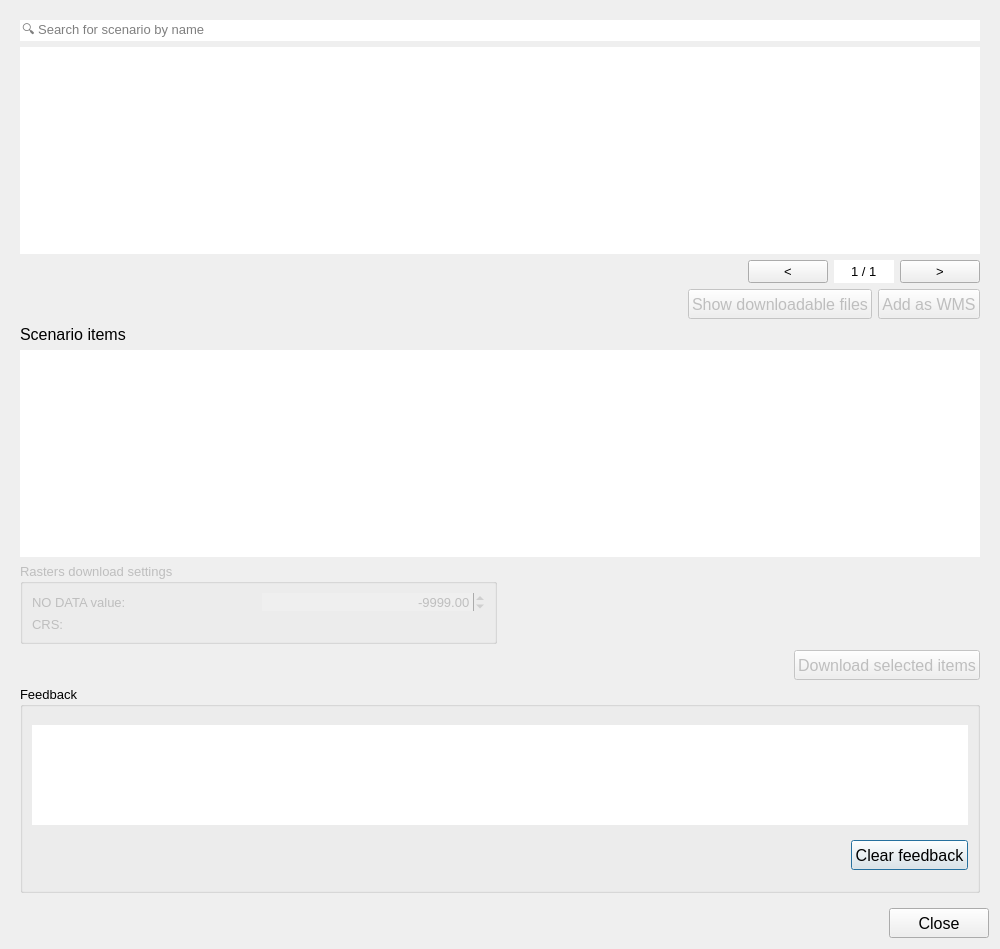
The window that lizard_qgis_plugin/widgets/ui/scenario_archive_browser.ui (nens/lizard-qgis-plugin) describes before a commit, drawn with Qt 5.
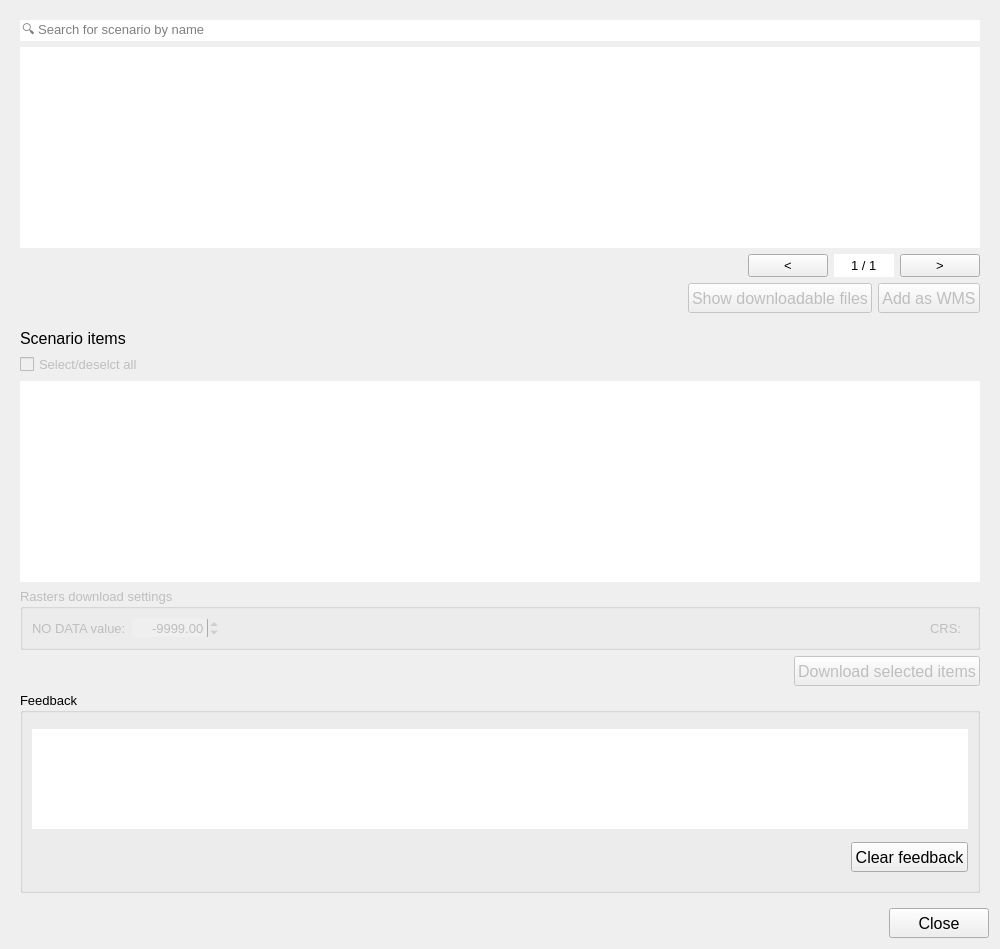
The same window after the commit. Custom widgets are drawn as their Qt base class.

Commit message: Download polishing.

Diff of the .ui file:
```diff
--- a/lizard_qgis_plugin/widgets/ui/scenario_archive_browser.ui
+++ b/lizard_qgis_plugin/widgets/ui/scenario_archive_browser.ui
@@ -34,7 +34,149 @@
       </font>
      </property>
      <layout class="QGridLayout" name="gridLayout_8">
+      <item row="7" column="0" colspan="2">
+       <widget class="QGroupBox" name="grp_raster_settings">
+        <property name="enabled">
+         <bool>false</bool>
+        </property>
+        <property name="font">
+         <font>
+          <family>Segoe UI</family>
+          <pointsize>10</pointsize>
+         </font>
+        </property>
+        <property name="title">
+         <string>Rasters download settings</string>
+        </property>
+        <layout class="QGridLayout" name="gridLayout_3">
+         <item row="0" column="0">
+          <widget class="QLabel" name="label_3">
+           <property name="font">
+            <font>
+             <family>Segoe UI</family>
+             <pointsize>10</pointsize>
+             <italic>false</italic>
+            </font>
+           </property>
+           <property name="text">
+            <string>NO DATA value:</string>
+           </property>
+          </widget>
+         </item>
+         <item row="0" column="1">
+          <widget class="QDoubleSpinBox" name="no_data_sbox">
+           <property name="font">
+            <font>
+             <family>Segoe UI</family>
+             <pointsize>10</pointsize>
+            </font>
+           </property>
+           <property name="frame">
+            <bool>false</bool>
+           </property>
+           <property name="alignment">
+            <set>Qt::AlignRight|Qt::AlignTrailing|Qt::AlignVCenter</set>
+           </property>
+           <property name="minimum">
+            <double>-1000000.000000000000000</double>
+           </property>
+           <property name="maximum">
+            <double>1000000.000000000000000</double>
+           </property>
+           <property name="value">
+            <double>-9999.000000000000000</double>
+           </property>
+          </widget>
+         </item>
+         <item row="0" column="4">
+          <widget class="QgsProjectionSelectionWidget" name="crs_widget">
+           <property name="font">
+            <font>
+             <family>Segoe UI</family>
+             <pointsize>10</pointsize>
+            </font>
+           </property>
+          </widget>
+         </item>
+         <item row="0" column="3">
+          <widget class="QLabel" name="label_4">
+           <property name="font">
+            <font>
+             <family>Segoe UI</family>
+             <pointsize>10</pointsize>
+             <italic>false</italic>
+            </font>
+           </property>
+           <property name="text">
+            <string>CRS:</string>
+           </property>
+          </widget>
+         </item>
+         <item row="0" column="2">
+          <spacer name="horizontalSpacer_3">
+           <property name="orientation">
+            <enum>Qt::Horizontal</enum>
+           </property>
+           <property name="sizeHint" stdset="0">
+            <size>
+             <width>40</width>
+             <height>20</height>
+            </size>
+           </property>
+          </spacer>
+         </item>
+        </layout>
+       </widget>
+      </item>
       <item row="10" column="0" colspan="2">
+       <layout class="QHBoxLayout" name="horizontalLayout_4">
+        <property name="bottomMargin">
+         <number>0</number>
+        </property>
+        <item>
+         <spacer name="horizontalSpacer_9">
+          <property name="orientation">
+           <enum>Qt::Horizontal</enum>
+          </property>
+          <property name="sizeHint" stdset="0">
+           <size>
+            <width>40</width>
+            <height>20</height>
+           </size>
+          </property>
+         </spacer>
+        </item>
+        <item>
+         <widget class="QPushButton" name="pb_download">
+          <property name="enabled">
+           <bool>false</bool>
+          </property>
+          <property name="minimumSize">
+           <size>
+            <width>100</width>
+            <height>30</height>
+           </size>
+          </property>
+          <property name="maximumSize">
+           <size>
+            <width>16777215</width>
+            <height>16777215</height>
+           </size>
+          </property>
+          <property name="font">
+           <font>
+            <family>Segoe UI</family>
+            <pointsize>12</pointsize>
+           </font>
+          </property>
+          <property name="text">
+           <string>Download selected items</string>
+          </property>
+         </widget>
+        </item>
+       </layout>
+      </item>
+      <item row="11" column="0" colspan="2">
        <widget class="QgsCollapsibleGroupBox" name="grp_feedback">
         <property name="enabled">
          <bool>true</bool>
@@ -130,13 +272,48 @@
         </layout>
        </widget>
       </item>
-      <item row="9" column="0" colspan="2">
-       <layout class="QHBoxLayout" name="horizontalLayout_4">
+      <item row="6" column="0" colspan="2">
+       <widget class="QTreeView" name="scenario_results_tv">
+        <property name="font">
+         <font>
+          <family>Segoe UI</family>
+          <pointsize>10</pointsize>
+         </font>
+        </property>
+        <property name="frameShape">
+         <enum>QFrame::NoFrame</enum>
+        </property>
+        <property name="editTriggers">
+         <set>QAbstractItemView::NoEditTriggers</set>
+        </property>
+        <attribute name="headerDefaultSectionSize">
+         <number>150</number>
+        </attribute>
+       </widget>
+      </item>
+      <item row="0" column="0" colspan="2">
+       <widget class="QLineEdit" name="scenario_search_le">
+        <property name="font">
+         <font>
+          <family>Segoe UI</family>
+          <pointsize>10</pointsize>
+         </font>
+        </property>
+        <property name="frame">
+         <bool>false</bool>
+        </property>
+        <property name="placeholderText">
+         <string>🔍 Search for scenario by name</string>
+        </property>
+       </widget>
+      </item>
+      <item row="3" column="0" colspan="2">
+       <layout class="QHBoxLayout" name="horizontalLayout_3">
         <property name="bottomMargin">
-         <number>0</number>
+         <number>10</number>
         </property>
         <item>
-         <spacer name="horizontalSpacer_9">
+         <spacer name="horizontalSpacer_8">
           <property name="orientation">
            <enum>Qt::Horizontal</enum>
           </property>
@@ -149,7 +326,7 @@
          </spacer>
         </item>
         <item>
-         <widget class="QPushButton" name="pb_download">
+         <widget class="QPushButton" name="pb_show_files">
           <property name="enabled">
            <bool>false</bool>
           </property>
@@ -172,7 +349,35 @@
            </font>
           </property>
           <property name="text">
-           <string>Download selected items</string>
+           <string>Show downloadable files</string>
+          </property>
+         </widget>
+        </item>
+        <item>
+         <widget class="QPushButton" name="pb_add_wms">
+          <property name="enabled">
+           <bool>false</bool>
+          </property>
+          <property name="minimumSize">
+           <size>
+            <width>100</width>
+            <height>30</height>
+           </size>
+          </property>
+          <property name="maximumSize">
+           <size>
+            <width>16777215</width>
+            <height>16777215</height>
+           </size>
+          </property>
+          <property name="font">
+           <font>
+            <family>Segoe UI</family>
+            <pointsize>12</pointsize>
+           </font>
+          </property>
+          <property name="text">
+           <string>Add as WMS</string>
           </property>
          </widget>
         </item>
@@ -309,195 +514,6 @@
         </item>
        </layout>
       </item>
-      <item row="3" column="0" colspan="2">
-       <layout class="QHBoxLayout" name="horizontalLayout_3">
-        <property name="bottomMargin">
-         <number>0</number>
-        </property>
-        <item>
-         <spacer name="horizontalSpacer_8">
-          <property name="orientation">
-           <enum>Qt::Horizontal</enum>
-          </property>
-          <property name="sizeHint" stdset="0">
-           <size>
-            <width>40</width>
-            <height>20</height>
-           </size>
-          </property>
-         </spacer>
-        </item>
-        <item>
-         <widget class="QPushButton" name="pb_show_files">
-          <property name="enabled">
-           <bool>false</bool>
-          </property>
-          <property name="minimumSize">
-           <size>
-            <width>100</width>
-            <height>30</height>
-           </size>
-          </property>
-          <property name="maximumSize">
-           <size>
-            <width>16777215</width>
-            <height>16777215</height>
-           </size>
-          </property>
-          <property name="font">
-           <font>
-            <family>Segoe UI</family>
-            <pointsize>12</pointsize>
-           </font>
-          </property>
-          <property name="text">
-           <string>Show downloadable files</string>
-          </property>
-         </widget>
-        </item>
-        <item>
-         <widget class="QPushButton" name="pb_add_wms">
-          <property name="enabled">
-           <bool>false</bool>
-          </property>
-          <property name="minimumSize">
-           <size>
-            <width>100</width>
-            <height>30</height>
-           </size>
-          </property>
-          <property name="maximumSize">
-           <size>
-            <width>16777215</width>
-            <height>16777215</height>
-           </size>
-          </property>
-          <property name="font">
-           <font>
-            <family>Segoe UI</family>
-            <pointsize>12</pointsize>
-           </font>
-          </property>
-          <property name="text">
-           <string>Add as WMS</string>
-          </property>
-         </widget>
-        </item>
-       </layout>
-      </item>
-      <item row="6" column="0">
-       <widget class="QGroupBox" name="grp_raster_settings">
-        <property name="enabled">
-         <bool>false</bool>
-        </property>
-        <property name="font">
-         <font>
-          <family>Segoe UI</family>
-          <pointsize>10</pointsize>
-         </font>
-        </property>
-        <property name="title">
-         <string>Rasters download settings</string>
-        </property>
-        <layout class="QGridLayout" name="gridLayout_3">
-         <item row="0" column="0">
-          <widget class="QLabel" name="label_3">
-           <property name="font">
-            <font>
-             <family>Segoe UI</family>
-             <pointsize>10</pointsize>
-             <italic>false</italic>
-            </font>
-           </property>
-           <property name="text">
-            <string>NO DATA value:</string>
-           </property>
-          </widget>
-         </item>
-         <item row="1" column="0">
-          <widget class="QLabel" name="label_4">
-           <property name="font">
-            <font>
-             <family>Segoe UI</family>
-             <pointsize>10</pointsize>
-             <italic>false</italic>
-            </font>
-           </property>
-           <property name="text">
-            <string>CRS:</string>
-           </property>
-          </widget>
-         </item>
-         <item row="1" column="1">
-          <widget class="QgsProjectionSelectionWidget" name="crs_widget">
-           <property name="font">
-            <font>
-             <family>Segoe UI</family>
-             <pointsize>10</pointsize>
-            </font>
-           </property>
-          </widget>
-         </item>
-         <item row="0" column="1">
-          <widget class="QDoubleSpinBox" name="no_data_sbox">
-           <property name="font">
-            <font>
-             <family>Segoe UI</family>
-             <pointsize>10</pointsize>
-            </font>
-           </property>
-           <property name="frame">
-            <bool>false</bool>
-           </property>
-           <property name="alignment">
-            <set>Qt::AlignRight|Qt::AlignTrailing|Qt::AlignVCenter</set>
-           </property>
-           <property name="minimum">
-            <double>-1000000.000000000000000</double>
-           </property>
-           <property name="maximum">
-            <double>1000000.000000000000000</double>
-           </property>
-           <property name="value">
-            <double>-9999.000000000000000</double>
-           </property>
-          </widget>
-         </item>
-        </layout>
-       </widget>
-      </item>
-      <item row="5" column="0" colspan="2">
-       <widget class="QTreeView" name="scenario_results_tv">
-        <property name="font">
-         <font>
-          <family>Segoe UI</family>
-          <pointsize>10</pointsize>
-         </font>
-        </property>
-        <property name="frameShape">
-         <enum>QFrame::NoFrame</enum>
-        </property>
-        <property name="editTriggers">
-         <set>QAbstractItemView::NoEditTriggers</set>
-        </property>
-        <attribute name="headerDefaultSectionSize">
-         <number>150</number>
-        </attribute>
-       </widget>
-      </item>
-      <item row="4" column="0">
-       <widget class="QLabel" name="label_2">
-        <property name="font">
-         <font>
-          <family>Segoe UI</family>
-          <pointsize>12</pointsize>
-         </font>
-        </property>
-        <property name="text">
-         <string>Scenario items</string>
-        </property>
-       </widget>
-      </item>
       <item row="1" column="0" colspan="2">
        <widget class="QTreeView" name="scenario_tv">
         <property name="font">
@@ -520,21 +536,44 @@
         </attribute>
        </widget>
       </item>
-      <item row="0" column="0" colspan="2">
-       <widget class="QLineEdit" name="scenario_search_le">
-        <property name="font">
-         <font>
-          <family>Segoe UI</family>
-          <pointsize>10</pointsize>
-         </font>
+      <item row="4" column="0" colspan="2">
+       <layout class="QGridLayout" name="gridLayout_4">
+        <property name="bottomMargin">
+         <number>0</number>
         </property>
-        <property name="frame">
-         <bool>false</bool>
-        </property>
-        <property name="placeholderText">
-         <string>🔍 Search for scenario by name</string>
-        </property>
-       </widget>
+        <item row="1" column="0">
+         <widget class="QCheckBox" name="toggle_selection_ckb">
+          <property name="enabled">
+           <bool>false</bool>
+          </property>
+          <property name="font">
+           <font>
+            <family>Segoe UI</family>
+            <pointsize>10</pointsize>
+           </font>
+          </property>
+          <property name="layoutDirection">
+           <enum>Qt::LeftToRight</enum>
+          </property>
+          <property name="text">
+           <string>Select/deselct all</string>
+          </property>
+         </widget>
+        </item>
+        <item row="0" column="0">
+         <widget class="QLabel" name="label_2">
+          <property name="font">
+           <font>
+            <family>Segoe UI</family>
+            <pointsize>12</pointsize>
+           </font>
+          </property>
+          <property name="text">
+           <string>Scenario items</string>
+          </property>
+         </widget>
+        </item>
+       </layout>
       </item>
      </layout>
     </widget>
```
The commit also changes 2 other files.
